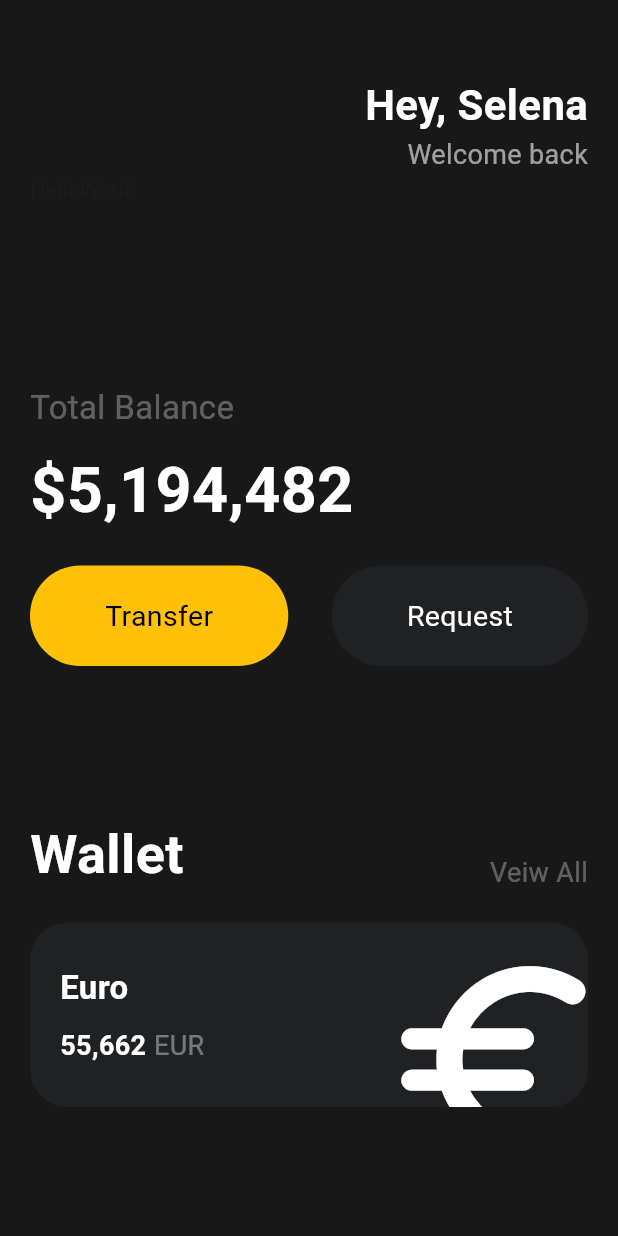
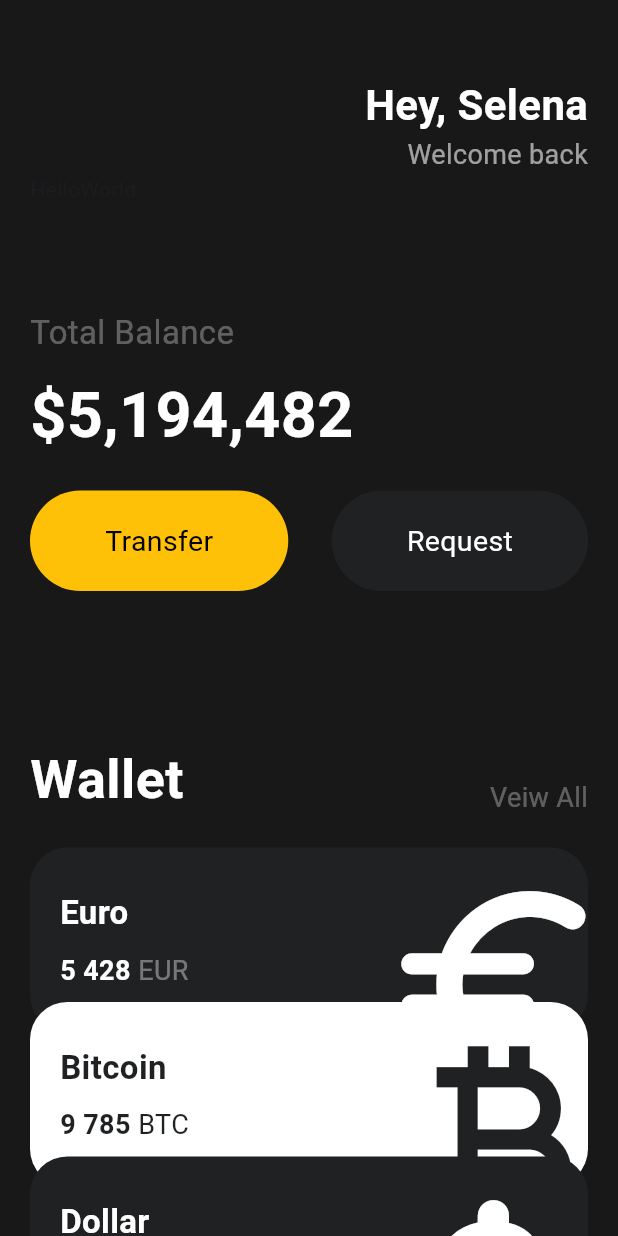
Before and after one commit to baesee/std-nomard-flutter-1, a Flutter app: the screen it shows after launch, on a phone screen of 412 x 824 dp. Run offline on Flutter 3.47's test engine with Material 3 defaults, Android fonts, the phone set to English and light mode, and no system bars.

Commit message:
fix : 카드 위젯 추가 및 챌린지

```diff
--- a/lib/main.dart
+++ b/lib/main.dart
@@ -1,5 +1,6 @@
 import 'package:flutter/material.dart';
 import 'package:toonflix/widgets/button.dart';
+import 'package:toonflix/widgets/currency_card.dart';
 
 class Player {
   String name;
@@ -19,7 +20,8 @@ class MyApp extends StatelessWidget {
     return MaterialApp(
       home: Scaffold(
         backgroundColor: const Color(0xFF181818),
-        body: Padding(
+        body: SingleChildScrollView(
+          child: Padding(
             padding: const EdgeInsets.symmetric(horizontal: 20),
             child: Column(
               crossAxisAlignment: CrossAxisAlignment.start,
@@ -51,7 +53,7 @@ class MyApp extends StatelessWidget {
                   ],
                 ),
                 const Row(children: [Text('Hello'), Text('World')]),
-              const SizedBox(height: 120),
+                const SizedBox(height: 70),
                 Text(
                   'Total Balance',
                   style: TextStyle(
@@ -107,67 +109,32 @@ class MyApp extends StatelessWidget {
                   ],
                 ),
                 const SizedBox(height: 20),
-              Container(
-                clipBehavior: Clip.hardEdge, // 컨테이너 영역을 벗어난 것에 대해 사라지게 만든다.
-                decoration: BoxDecoration(
-                  color: const Color(0xFF1F2123),
-                  borderRadius: BorderRadius.circular(25),
+                const CurrencyCard(
+                  name: 'Euro',
+                  code: 'EUR',
+                  amount: '5 428',
+                  icon: Icons.euro_rounded,
+                  isInverted: false,
+                  order: 0,
                 ),
-                child: Padding(
-                  padding: const EdgeInsets.all(20),
-                  child: Row(
-                    mainAxisAlignment: MainAxisAlignment.spaceBetween,
-                    children: [
-                      Column(
-                        crossAxisAlignment: CrossAxisAlignment.start,
-                        children: [
-                          const Text(
-                            'Euro',
-                            style: TextStyle(
-                              color: Colors.white,
-                              fontSize: 22,
-                              fontWeight: FontWeight.w600,
+                const CurrencyCard(
+                  name: 'Bitcoin',
+                  code: 'BTC',
+                  amount: '9 785',
+                  icon: Icons.currency_bitcoin,
+                  isInverted: true,
+                  order: 1,
                 ),
-                          ),
-                          const SizedBox(height: 10),
-                          Row(
-                            children: [
-                              const Text(
-                                '55,662',
-                                style: TextStyle(
-                                  color: Colors.white,
-                                  fontSize: 18,
-                                  fontWeight: FontWeight.w600,
-                                ),
-                              ),
-                              const SizedBox(width: 5),
-                              Text(
-                                'EUR',
-                                style: TextStyle(
-                                  color: Colors.white.withAlpha(100),
-                                  fontSize: 18,
-                                ),
+                const CurrencyCard(
+                  name: 'Dollar',
+                  code: 'USD',
+                  amount: '4 128',
+                  icon: Icons.attach_money_rounded,
+                  isInverted: false,
+                  order: 2,
                 ),
               ],
             ),
-                        ],
-                      ),
-                      Transform.scale(
-                        scale: 2,
-                        child: Transform.translate(
-                          offset: const Offset(1, 15),
-                          child: const Icon(
-                            Icons.euro_rounded,
-                            color: Colors.white,
-                            size: 83,
-                          ),
-                        ),
-                      ),
-                    ],
-                  ),
-                ),
-              ),
-            ],
           ),
         ),
       ),
--- /dev/null
+++ b/lib/widgets/currency_card.dart
@@ -0,0 +1,87 @@
+import 'package:flutter/material.dart';
+
+class CurrencyCard extends StatelessWidget {
+  final String name, code, amount;
+  final IconData icon;
+  final bool isInverted;
+  final double order;
+
+  final _blackColor = const Color(0xFF1F2123);
+
+  const CurrencyCard({
+    super.key,
+    required this.name,
+    required this.code,
+    required this.amount,
+    required this.icon,
+    required this.isInverted,
+    required this.order,
+  });
+
+  @override
+  Widget build(BuildContext context) {
+    return Transform.translate(
+      offset: Offset(0, order * -20),
+      child: Container(
+        padding: const EdgeInsets.all(20),
+        decoration: BoxDecoration(
+          color: isInverted ? Colors.white : _blackColor,
+          borderRadius: BorderRadius.circular(25),
+        ),
+        child: Row(
+          mainAxisAlignment: MainAxisAlignment.spaceBetween,
+          children: [
+            Column(
+              crossAxisAlignment: CrossAxisAlignment.start,
+              children: [
+                Text(
+                  name,
+                  style: TextStyle(
+                    color: isInverted ? _blackColor : Colors.white,
+                    fontSize: 22,
+                    fontWeight: FontWeight.w600,
+                  ),
+                ),
+                const SizedBox(height: 10),
+                Row(
+                  children: [
+                    Text(
+                      amount,
+                      style: TextStyle(
+                        color: isInverted ? _blackColor : Colors.white,
+                        fontSize: 18,
+                        fontWeight: FontWeight.w600,
+                      ),
+                    ),
+                    const SizedBox(width: 5),
+                    Text(
+                      code,
+                      style: TextStyle(
+                        color:
+                            isInverted
+                                ? _blackColor
+                                : Colors.white.withAlpha(100),
+                        fontSize: 18,
+                      ),
+                    ),
+                  ],
+                ),
+              ],
+            ),
+            Transform.scale(
+              scale: 2,
+              child: Transform.translate(
+                offset: const Offset(1, 15),
+                child: Icon(
+                  icon,
+                  color: isInverted ? _blackColor : Colors.white,
+                  size: 83,
+                ),
+              ),
+            ),
+          ],
+        ),
+      ),
+    );
+  }
+}
```
Lines whose indentation alone changed are shown as unchanged.
